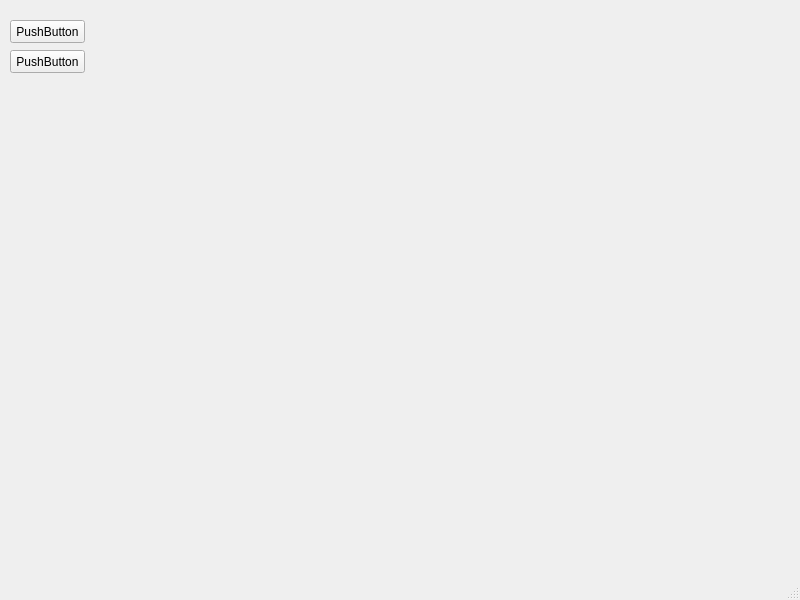
First picture: the form in mainwindow.ui, repository LeventureQys/HID_CPP_SigmaBus, before the edit.
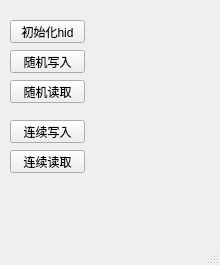
Second picture: the form after the edit.

Commit message: update 更新了线程写入以及读取模式

What changed in the file:
```diff
--- a/mainwindow.ui
+++ b/mainwindow.ui
@@ -6,8 +6,8 @@
    <rect>
     <x>0</x>
     <y>0</y>
-    <width>800</width>
-    <height>600</height>
+    <width>220</width>
+    <height>265</height>
    </rect>
   </property>
   <property name="windowTitle">
@@ -24,7 +24,7 @@
      </rect>
     </property>
     <property name="text">
-     <string>PushButton</string>
+     <string>初始化hid</string>
     </property>
    </widget>
    <widget class="QPushButton" name="pushButton_2">
@@ -37,7 +37,46 @@
      </rect>
     </property>
     <property name="text">
-     <string>PushButton</string>
+     <string>随机写入</string>
+    </property>
+   </widget>
+   <widget class="QPushButton" name="btn_random_read">
+    <property name="geometry">
+     <rect>
+      <x>10</x>
+      <y>80</y>
+      <width>75</width>
+      <height>23</height>
+     </rect>
+    </property>
+    <property name="text">
+     <string>随机读取</string>
+    </property>
+   </widget>
+   <widget class="QPushButton" name="btn_continue_write">
+    <property name="geometry">
+     <rect>
+      <x>10</x>
+      <y>120</y>
+      <width>75</width>
+      <height>23</height>
+     </rect>
+    </property>
+    <property name="text">
+     <string>连续写入</string>
+    </property>
+   </widget>
+   <widget class="QPushButton" name="btn_continue_read">
+    <property name="geometry">
+     <rect>
+      <x>10</x>
+      <y>150</y>
+      <width>75</width>
+      <height>23</height>
+     </rect>
+    </property>
+    <property name="text">
+     <string>连续读取</string>
     </property>
    </widget>
   </widget>
```
Left out of the diff: 6 changed lines with no effect on the pictures. The commit also changes 14 other files.
